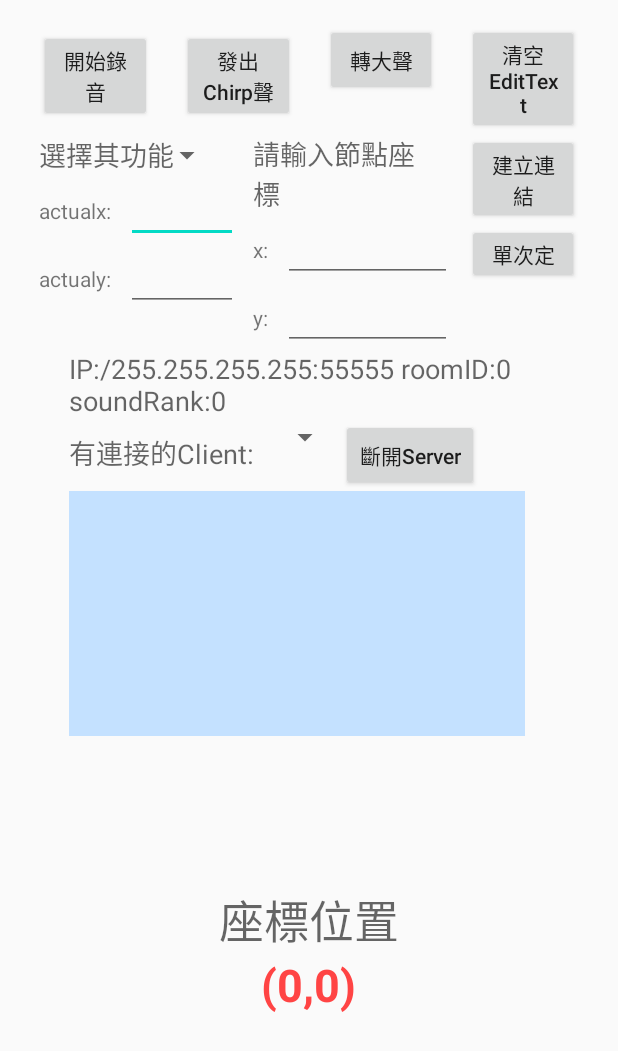
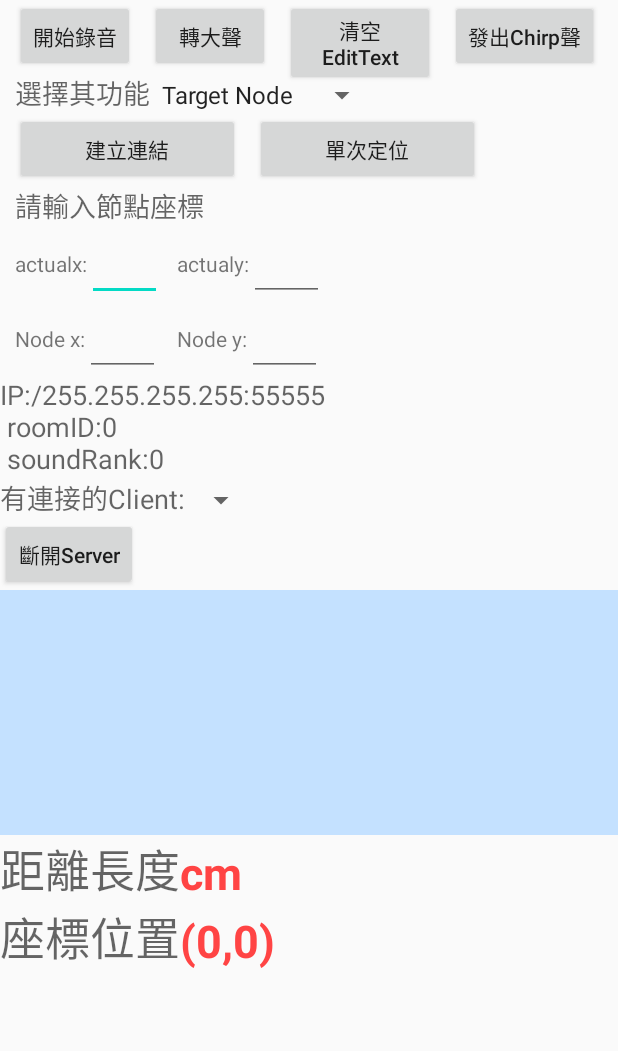
Before and after one commit to TakmingMark/SoundPositionClient, an Android app: the layout activity_main.xml on its own in the app's theme, with its tools: preview values and no code run, on a phone screen of 412 x 824 dp. Shown: the top 1051 px of the screen. Run offline under Robolectric (Android 15) with nearby library versions, the phone set to English and light mode, and no system bars.

Commit message:
add new layout.

```diff
--- a/app/src/main/java/com/example/mark/voiceposition/MainActivity.java
+++ b/app/src/main/java/com/example/mark/voiceposition/MainActivity.java
@@ -181,7 +181,7 @@ public class MainActivity extends AppCompatActivity
 	{
 		mainLayout=(View)findViewById(R.id.mainLayout);
 		scrollView=(ScrollView)findViewById(R.id.scrollView);
-		llChartView=(LinearLayout)findViewById(R.id.llChartView);
+//		llChartView=(LinearLayout)findViewById(R.id.llChartView);
 		btnRecord = (Button) findViewById(R.id.btnRecord);
 		btnTrack = (Button) findViewById(R.id.btnTrack);
 		btnControlVoice = (Button) findViewById(R.id.btnControlVoice);
@@ -236,7 +236,7 @@ public class MainActivity extends AppCompatActivity
 		spOption.setOnItemSelectedListener(new OnSpOptionItemSelectedListener());
 		etContent.setOnTouchListener(onTouchListener);
 		mainLayout.setOnTouchListener(onTouchListener);
-		scrollView.setOnTouchListener(onTouchListener);
+//		scrollView.setOnTouchListener(onTouchListener);
 	}
 	private void initChartView()
 	{
@@ -264,7 +264,7 @@ public class MainActivity extends AppCompatActivity
 		//增加控件
 		((ViewGroup) content).addView(chartLayout);
 		//((ViewGroup) content).addView(mZoomControls);
-		llChartView.addView(content);
+//		llChartView.addView(content);
 
 
 	}
@@ -281,7 +281,7 @@ public class MainActivity extends AppCompatActivity
 		//利用位移運算和AND運算計算IP
 		String ip = String.format("%d.%d.%d.%d",(ipAddress & 0xff),(ipAddress >> 8 & 0xff),(ipAddress >> 16 & 0xff),(ipAddress >> 24 & 0xff));
 		localIP=ip;
-		tvInformation.setText("IP:" + localIP + " roomID:0" + " soundRank:0");
+		tvInformation.setText("IP:" + localIP + " \nroomID:0" + " \nsoundRank:0");
 	}
 
 	private void initRecordChirp()
@@ -338,7 +338,7 @@ public class MainActivity extends AppCompatActivity
 			}
 			else if(type==HandlerProtocol.selfIP_UPDATE||type.equals(HandlerProtocol.selfIP_UPDATE))
 			{
-				tvInformation.setText("IP:" + str + " roomID:0"  + " soundRank:0");
+				tvInformation.setText("IP:" + str + " \nroomID:0"  + " \nsoundRank:0");
 				localIP=str;
 			}
 			else if(type==HandlerProtocol.give_INFORMATION || type.equals(HandlerProtocol.give_INFORMATION))
@@ -350,7 +350,7 @@ public class MainActivity extends AppCompatActivity
 				etContent.append(getMachineTime());
 				soundRecord.setNewAudioRank(soundRank);
 				uploadFileToServer.setFileRank(soundRank);
-				tvInformation.setText("IP:" + localIP + " roomID:" + roomID + " soundRank:" + soundRank);
+				tvInformation.setText("IP:" + localIP + " \nroomID:" + roomID + " \nsoundRank:" + soundRank);
 				startAudioRecord();
 			}
 			else if(type==HandlerProtocol.draw_Node || type.equals(HandlerProtocol.draw_Node))
@@ -398,7 +398,8 @@ public class MainActivity extends AppCompatActivity
 					repeatEmittedSound = new RepeatEmittedSound(2000, 2000);
 					repeatEmittedSound.start();
 				}
-				else if(role==5)
+				else
+					if(role==5)
 				{
 					String[] distanceArray=str.split("\\|");
 
--- a/app/src/main/res/layout/activity_main.xml
+++ b/app/src/main/res/layout/activity_main.xml
@@ -8,6 +8,6 @@
     android:fitsSystemWindows="true"
     tools:context="com.example.mark.voiceposition.MainActivity">
 
-   <include layout="@layout/content_main"/>
+   <include layout="@layout/content_main2"/>
 
 </androidx.constraintlayout.widget.ConstraintLayout>
--- /dev/null
+++ b/app/src/main/res/layout/content_main2.xml
@@ -0,0 +1,283 @@
+<?xml version="1.0" encoding="utf-8"?>
+<androidx.constraintlayout.widget.ConstraintLayout xmlns:android="http://schemas.android.com/apk/res/android"
+    xmlns:app="http://schemas.android.com/apk/res-auto"
+    android:layout_width="match_parent"
+    android:layout_height="match_parent"
+    android:id="@+id/mainLayout">
+
+    <Button
+        android:layout_width="80dp"
+        android:layout_height="wrap_content"
+        android:layout_weight="1"
+        android:layout_marginLeft="10dp"
+        android:layout_marginRight="10dp"
+        android:text="開始錄音"
+        android:id="@+id/btnRecord"
+        app:layout_constraintTop_toTopOf="parent"
+        app:layout_constraintStart_toStartOf="parent"/>
+
+    <Button
+        android:layout_width="80dp"
+        android:layout_height="wrap_content"
+        android:layout_weight="1"
+        android:layout_marginLeft="10dp"
+        android:layout_marginRight="10dp"
+        android:text="轉大聲"
+        android:id="@+id/btnControlVoice"
+        app:layout_constraintTop_toTopOf="parent"
+        app:layout_constraintStart_toEndOf="@id/btnRecord"/>
+
+    <Button
+        android:layout_width="100dp"
+        android:layout_height="wrap_content"
+        android:layout_weight="1"
+        android:layout_marginLeft="10dp"
+        android:layout_marginRight="10dp"
+        android:text="清空EditText"
+        android:textAllCaps="false"
+        android:id="@+id/btnCleanEditText"
+        android:layout_gravity="center_horizontal"
+        app:layout_constraintTop_toTopOf="parent"
+        app:layout_constraintStart_toEndOf="@id/btnControlVoice"/>
+
+    <Button
+        android:layout_width="wrap_content"
+        android:layout_height="wrap_content"
+        android:layout_weight="1"
+        android:layout_marginLeft="10dp"
+        android:layout_marginRight="10dp"
+        android:text="發出Chirp聲"
+        android:textAllCaps="false"
+        android:id="@+id/btnTrack"
+        app:layout_constraintTop_toTopOf="parent"
+        app:layout_constraintStart_toEndOf="@id/btnCleanEditText"
+        />
+
+    <TextView
+        android:layout_width="wrap_content"
+        android:layout_height="wrap_content"
+        android:layout_marginLeft="10dp"
+        android:textAppearance="?android:attr/textAppearanceMedium"
+        android:text="選擇其功能"
+        android:id="@+id/textView2"
+        app:layout_constraintTop_toBottomOf="@id/btnRecord"
+        app:layout_constraintStart_toStartOf="parent"/>
+
+
+    <Spinner
+        android:layout_width="wrap_content"
+        android:layout_height="wrap_content"
+        android:layout_marginRight="10dp"
+        android:entries="@array/spOptionList"
+        android:id="@+id/spOption"
+        app:layout_constraintStart_toEndOf="@id/textView2"
+        app:layout_constraintBottom_toBottomOf="@id/textView2"/>
+
+    <Button
+        android:layout_width="150dp"
+        android:layout_height="wrap_content"
+        android:layout_marginLeft="10dp"
+        android:layout_marginRight="10dp"
+        android:layout_alignLeft="@id/btnCleanEditText"
+        android:text="建立連結"
+        android:id="@+id/btnPositionStatus"
+        app:layout_constraintTop_toBottomOf="@id/textView2"
+        app:layout_constraintStart_toStartOf="parent"/>
+
+    <Button
+        android:layout_width="150dp"
+        android:layout_height="wrap_content"
+        android:layout_marginLeft="10dp"
+        android:layout_marginRight="10dp"
+        android:text="單次定位"
+        android:id="@+id/btnOptionPositionMode"
+        app:layout_constraintStart_toEndOf="@id/btnPositionStatus"
+        app:layout_constraintTop_toBottomOf="@id/textView2"/>
+
+    <TextView
+        android:layout_width="wrap_content"
+        android:layout_height="wrap_content"
+        android:layout_marginLeft="10dp"
+        android:layout_marginRight="10dp"
+        android:textAppearance="?android:attr/textAppearanceMedium"
+        android:text="請輸入節點座標"
+        android:id="@+id/tvExplain"
+        app:layout_constraintTop_toBottomOf="@id/btnPositionStatus"
+        app:layout_constraintStart_toStartOf="parent"/>
+
+    <TextView
+        android:layout_width="wrap_content"
+        android:layout_height="50dp"
+        android:layout_marginLeft="10dp"
+        android:layout_marginRight="10dp"
+        android:text="actualx:"
+        android:gravity="center"
+        android:id="@+id/textView9"
+        app:layout_constraintTop_toBottomOf="@id/tvExplain"
+        app:layout_constraintStart_toStartOf="parent"/>
+
+    <EditText
+        android:layout_width="50dp"
+        android:layout_height="wrap_content"
+        android:inputType="number"
+        android:singleLine="true"
+        android:id="@+id/etActualX"
+        android:minEms="7"
+        app:layout_constraintStart_toEndOf="@id/textView9"
+        app:layout_constraintBottom_toBottomOf="@id/textView9"/>
+
+    <TextView
+        android:layout_width="wrap_content"
+        android:layout_height="50dp"
+        android:layout_marginLeft="10dp"
+        android:layout_marginRight="10dp"
+        android:text="actualy:"
+        android:id="@+id/textView10"
+        android:gravity="center"
+        app:layout_constraintStart_toEndOf="@id/etActualX"
+        app:layout_constraintBottom_toBottomOf="@id/textView9"/>
+
+    <EditText
+        android:layout_width="50dp"
+        android:layout_height="wrap_content"
+        android:inputType="number"
+        android:singleLine="true"
+        android:id="@+id/etActualY"
+        android:minEms="7"
+        app:layout_constraintBottom_toBottomOf="@id/textView10"
+        app:layout_constraintStart_toEndOf="@id/textView10"/>
+
+    <TextView
+        android:layout_width="wrap_content"
+        android:layout_height="50dp"
+        android:text="Node x:"
+        android:gravity="center"
+        android:id="@+id/textView6"
+        app:layout_constraintTop_toBottomOf="@id/textView9"
+        app:layout_constraintStart_toStartOf="@id/textView9"/>
+
+
+    <EditText
+        android:layout_width="50dp"
+        android:layout_height="wrap_content"
+        android:inputType="number"
+        android:singleLine="true"
+        android:id="@+id/etNodeX"
+        android:minEms="7"
+        app:layout_constraintStart_toEndOf="@id/textView6"
+        app:layout_constraintBottom_toBottomOf="@id/textView6"/>
+
+    <TextView
+        android:layout_width="wrap_content"
+        android:layout_height="50dp"
+        android:text="Node y:"
+        android:id="@+id/textView7"
+        android:gravity="center"
+        app:layout_constraintTop_toBottomOf="@id/textView10"
+        app:layout_constraintStart_toStartOf="@id/textView10" />
+
+    <EditText
+        app:layout_constraintStart_toEndOf="@id/textView7"
+        app:layout_constraintBottom_toBottomOf="@id/textView7"
+        android:layout_width="50dp"
+        android:layout_height="wrap_content"
+        android:inputType="number"
+        android:singleLine="true"
+        android:id="@+id/etNodeY"
+        android:minEms="7"/>
+
+    <TextView
+        app:layout_constraintTop_toBottomOf="@id/textView6"
+        app:layout_constraintStart_toStartOf="parent"
+        android:layout_width="wrap_content"
+        android:layout_height="wrap_content"
+        android:textAppearance="?android:attr/textAppearanceMedium"
+        android:text="IP:/255.255.255.255:55555 \n roomID:0 \n soundRank:0"
+        android:id="@+id/tvInformation"/>
+
+    <TextView
+        android:layout_width="wrap_content"
+        android:layout_height="wrap_content"
+        android:textAppearance="?android:attr/textAppearanceMedium"
+        android:text="有連接的Client:"
+        android:id="@+id/textView8"
+        app:layout_constraintTop_toBottomOf="@id/tvInformation"
+        app:layout_constraintStart_toStartOf="parent"/>
+    <Spinner
+        android:layout_width="wrap_content"
+        android:layout_height="wrap_content"
+        android:id="@+id/spUser"
+        app:layout_constraintStart_toEndOf="@id/textView8"
+        app:layout_constraintBottom_toBottomOf="@id/textView8"/>
+
+    <Button
+        android:layout_width="wrap_content"
+        android:layout_height="wrap_content"
+        android:textAllCaps="false"
+        android:text="斷開Server"
+        android:id="@+id/btDisconnect"
+        app:layout_constraintTop_toBottomOf="@id/spUser"
+        app:layout_constraintStart_toStartOf="parent"/>
+
+    <EditText
+        android:layout_width="wrap_content"
+        android:layout_height="wrap_content"
+        android:layout_weight="8"
+        android:layout_marginLeft="30dp"
+        android:layout_marginRight="30dp"
+        android:ems="40"
+        android:editable="false"
+        android:scrollbars="vertical"
+        android:minLines="10"
+        android:maxLines="10"
+        android:gravity="top"
+        android:textSize="14dp"
+        android:background="#C4E1FF"
+        android:id="@+id/etContent"
+        app:layout_constraintTop_toBottomOf="@id/btDisconnect"
+        app:layout_constraintStart_toStartOf="parent"
+        app:layout_constraintEnd_toEndOf="parent"/>
+
+    <TextView
+        android:layout_width="wrap_content"
+        android:layout_height="wrap_content"
+        android:textAppearance="?android:attr/textAppearanceMedium"
+        android:text="距離長度"
+        android:textSize="30sp"
+        android:id="@+id/tvDistanceTitle"
+        app:layout_constraintTop_toBottomOf="@id/etContent"
+        app:layout_constraintStart_toStartOf="parent"/>
+    <TextView
+        android:layout_width="wrap_content"
+        android:layout_height="wrap_content"
+        android:textAppearance="?android:attr/textAppearanceMedium"
+        android:text="cm"
+        android:textStyle="bold"
+        android:textColor="@android:color/holo_red_light"
+        android:textSize="30sp"
+        android:id="@+id/tvDistance"
+        app:layout_constraintBottom_toBottomOf="@id/tvDistanceTitle"
+        app:layout_constraintStart_toEndOf="@id/tvDistanceTitle"/>
+
+    <TextView
+        android:layout_width="wrap_content"
+        android:layout_height="wrap_content"
+        android:textAppearance="?android:attr/textAppearanceMedium"
+        android:text="座標位置"
+        android:textSize="30sp"
+        android:id="@+id/tvTargetNodeTitle"
+        app:layout_constraintTop_toBottomOf="@id/tvDistanceTitle"
+        app:layout_constraintStart_toStartOf="parent"/>
+
+    <TextView
+        android:layout_width="wrap_content"
+        android:layout_height="wrap_content"
+        android:textAppearance="?android:attr/textAppearanceMedium"
+        android:text="(0,0)"
+        android:textStyle="bold"
+        android:textColor="@android:color/holo_red_light"
+        android:textSize="30sp"
+        android:id="@+id/tvTargetNode"
+        app:layout_constraintStart_toEndOf="@id/tvTargetNodeTitle"
+        app:layout_constraintBottom_toBottomOf="@id/tvTargetNodeTitle"/>
+</androidx.constraintlayout.widget.ConstraintLayout>
```
